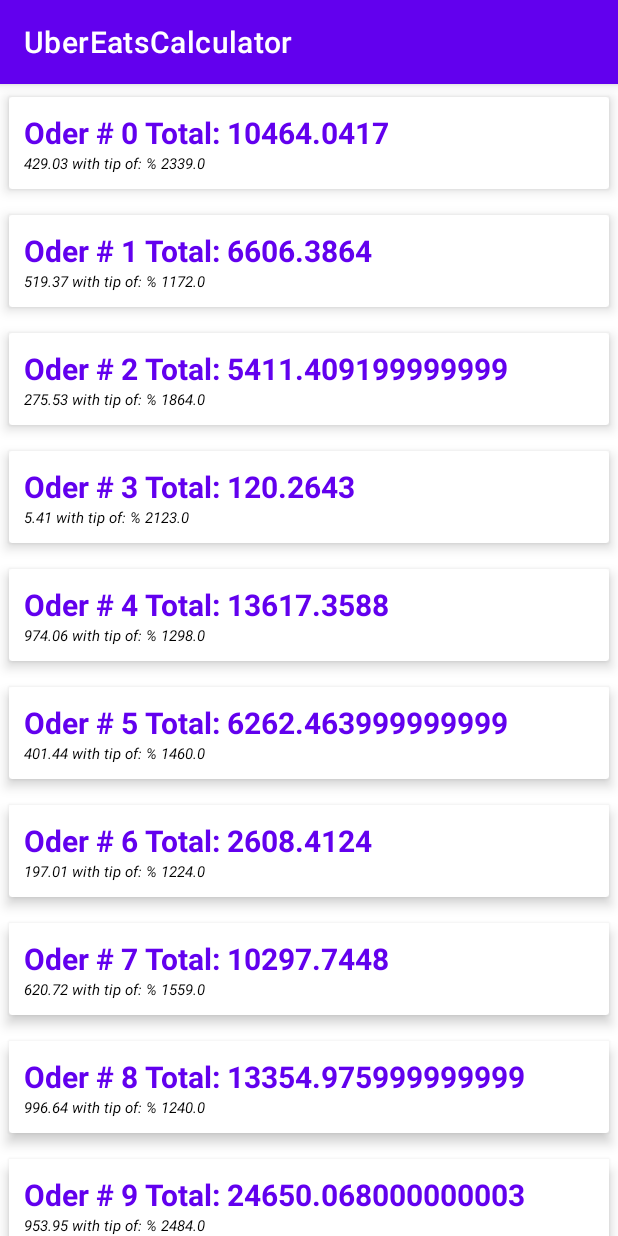
After one commit to fax117/UberEatsCalculator, an Android app: the OrdersActivity screen opened directly, with no data from a screen before it, on a phone screen of 412 x 824 dp. The commit adds this screen. Run offline under Robolectric (Android 15) with nearby library versions, the phone set to English and light mode, and no system bars; our stand-ins replace data binding.

Commit message:
Recycler View is complete!

```diff
--- a/app/build.gradle
+++ b/app/build.gradle
@@ -31,6 +31,10 @@ android {
     kotlinOptions {
         jvmTarget = '1.8'
     }
+
+    dataBinding{
+        enabled = true
+    }
 }
 
 dependencies {
--- a/app/src/main/AndroidManifest.xml
+++ b/app/src/main/AndroidManifest.xml
@@ -9,12 +9,14 @@
         android:roundIcon="@mipmap/ic_launcher_round"
         android:supportsRtl="true"
         android:theme="@style/Theme.UberEatsCalculator">
-        <activity android:name=".MainActivity"></activity>
+        <activity android:name=".OrdersActivity"></activity>
+        <activity android:name=".MainActivity" />
         <activity
             android:name=".SplashScreen"
             android:theme="@style/Theme.AppCompat.Light.NoActionBar">
             <intent-filter>
                 <action android:name="android.intent.action.MAIN" />
+
                 <category android:name="android.intent.category.LAUNCHER" />
             </intent-filter>
         </activity>
--- a/app/src/main/java/com/example/ubereatscalculator/MainActivity.kt
+++ b/app/src/main/java/com/example/ubereatscalculator/MainActivity.kt
@@ -1,8 +1,6 @@
 package com.example.ubereatscalculator
 
-import android.graphics.Color.RED
-import android.graphics.Color.red
-import android.hardware.camera2.params.RggbChannelVector.RED
+import android.content.Intent
 import androidx.appcompat.app.AppCompatActivity
 import android.os.Bundle
 import android.text.Editable
@@ -10,9 +8,7 @@ import android.text.TextWatcher
 import android.util.Log
 import android.view.View
 import kotlinx.android.synthetic.main.activity_main.*
-import java.lang.Exception
 import java.lang.Float.parseFloat
-import java.lang.NullPointerException
 
 class MainActivity : AppCompatActivity() {
     val orders = mutableListOf<OrderClass>()
@@ -20,6 +16,11 @@ class MainActivity : AppCompatActivity() {
         super.onCreate(savedInstanceState)
         setContentView(R.layout.activity_main)
         changeText()
+
+        orders_button.setOnClickListener {
+            val intento = Intent(this, OrdersActivity::class.java)
+            startActivity(intento)
+        }
     }
 
     fun onclick0(view: View) {
@@ -78,7 +79,6 @@ class MainActivity : AppCompatActivity() {
         orders.add(order)
         subtotal_number_field.text.clear()
         changeText()
-
         Log.d("order", "Orders: ${orders.toString()}")
     }
 }
--- /dev/null
+++ b/app/src/main/java/com/example/ubereatscalculator/Order.kt
@@ -0,0 +1,3 @@
+package com.example.ubereatscalculator
+
+data class Order(val id: Int, val subtotal: Double, val total: Double, val tip: Double )
--- /dev/null
+++ b/app/src/main/java/com/example/ubereatscalculator/OrderAdapter.kt
@@ -0,0 +1,37 @@
+package com.example.ubereatscalculator
+
+import android.view.LayoutInflater
+import android.view.View
+import android.view.ViewGroup
+import android.widget.TextView
+import androidx.recyclerview.widget.RecyclerView
+
+class OrderAdapter(private val orders: List<Order>): RecyclerView.Adapter<OrderAdapter.OrderViewHolder>() {
+    inner class OrderViewHolder(renglon: View): RecyclerView.ViewHolder(renglon){
+        var order_total = renglon.findViewById<TextView>(R.id.total)
+        var order_id = renglon.findViewById<TextView>(R.id.order_id)
+    }
+
+    // Crea el renglón
+    override fun onCreateViewHolder(parent: ViewGroup, viewType: Int): OrderViewHolder {
+        val inflater = LayoutInflater.from(parent.context)
+        val renglon_layout = inflater.inflate(R.layout.renglon_layout, parent, false)
+        return OrderViewHolder(renglon_layout)
+    }
+
+    // Asocia datos con los elementos del renglón
+    override fun onBindViewHolder(holder: OrderViewHolder, position: Int) {
+        val dato = orders[position]
+        val order_subtotal = dato.subtotal
+        val order_total = dato.total
+        val order_id = dato.id
+        val order_tip = dato.tip * 100
+        holder.order_total.text = "Oder # $order_id Total: $order_total"
+        holder.order_id.text = "$order_subtotal with tip of: % $order_tip"
+    }
+
+    // Cuantos elementos tiene la lista
+    override fun getItemCount(): Int {
+        return orders.size
+    }
+}
--- /dev/null
+++ b/app/src/main/java/com/example/ubereatscalculator/OrdersActivity.kt
@@ -0,0 +1,34 @@
+package com.example.ubereatscalculator
+
+import androidx.appcompat.app.AppCompatActivity
+import android.os.Bundle
+import androidx.recyclerview.widget.LinearLayoutManager
+
+import kotlinx.android.synthetic.main.list_orders.*
+import kotlin.random.Random
+
+class OrdersActivity : AppCompatActivity() {
+    private lateinit var orderAdapter: OrderAdapter
+    private lateinit var orders : ArrayList<Order>
+
+    override fun onCreate(savedInstanceState: Bundle?) {
+        super.onCreate(savedInstanceState)
+        setContentView(R.layout.activity_orders)
+        initRecycler()
+    }
+
+    fun initRecycler(){
+        orders = ArrayList<Order>()
+        orderAdapter = OrderAdapter(orders)
+        recycler.layoutManager = LinearLayoutManager(this)
+        recycler.adapter = orderAdapter
+        for( i in 0..30){
+            val tip = String.format( "%.2f" , Random.nextDouble()* 30 ).toDouble()
+            val subtotal = String.format( "%.2f" , Random.nextDouble()* 1000 ).toDouble()
+            val total = subtotal + subtotal * tip
+
+            val order = Order(i, subtotal, total, tip)
+            orders.add(order)
+        }
+    }
+}
--- a/app/src/main/res/layout/activity_main.xml
+++ b/app/src/main/res/layout/activity_main.xml
@@ -16,6 +16,7 @@
         android:textSize="30sp"
         app:layout_constraintBottom_toTopOf="@+id/notes_miltiline_field"
         app:layout_constraintEnd_toStartOf="@+id/guideline6"
+        app:layout_constraintHorizontal_bias="0.073"
         app:layout_constraintStart_toStartOf="@+id/guideline2"
         app:layout_constraintTop_toTopOf="parent" />
 
@@ -269,4 +270,16 @@
         android:orientation="vertical"
         app:layout_constraintGuide_begin="376dp" />
 
+    <Button
+        android:id="@+id/orders_button"
+        android:layout_width="wrap_content"
+        android:layout_height="wrap_content"
+        android:text="List Orders"
+        app:layout_constraintBottom_toTopOf="@+id/notes_miltiline_field"
+        app:layout_constraintEnd_toStartOf="@+id/guideline6"
+        app:layout_constraintHorizontal_bias="0.879"
+        app:layout_constraintStart_toEndOf="@+id/textView3"
+        app:layout_constraintTop_toTopOf="parent"
+        app:layout_constraintVertical_bias="0.571" />
+
 </androidx.constraintlayout.widget.ConstraintLayout>
--- /dev/null
+++ b/app/src/main/res/layout/activity_orders.xml
@@ -0,0 +1,16 @@
+<?xml version="1.0" encoding="utf-8"?>
+<androidx.constraintlayout.widget.ConstraintLayout xmlns:android="http://schemas.android.com/apk/res/android"
+    xmlns:app="http://schemas.android.com/apk/res-auto"
+    xmlns:tools="http://schemas.android.com/tools"
+    android:layout_width="match_parent"
+    android:layout_height="match_parent"
+    tools:context=".OrdersActivity">
+
+    <androidx.recyclerview.widget.RecyclerView
+        android:id="@+id/recycler"
+        android:layout_width="match_parent"
+        android:layout_height="match_parent"
+        tools:layout_editor_absoluteX="158dp"
+        tools:layout_editor_absoluteY="157dp"
+        tools:listitem="@layout/renglon_layout" />
+</androidx.constraintlayout.widget.ConstraintLayout>
--- /dev/null
+++ b/app/src/main/res/layout/list_orders.xml
@@ -0,0 +1,18 @@
+<?xml version="1.0" encoding="utf-8"?>
+<androidx.constraintlayout.widget.ConstraintLayout
+    xmlns:android="http://schemas.android.com/apk/res/android"
+    xmlns:app="http://schemas.android.com/apk/res-auto"
+    xmlns:tools="http://schemas.android.com/tools"
+    android:layout_width="match_parent"
+    android:layout_height="match_parent">
+
+    <androidx.recyclerview.widget.RecyclerView
+        android:id="@+id/recycler"
+        android:layout_width="match_parent"
+        android:layout_height="match_parent"
+        app:layout_constraintBottom_toBottomOf="parent"
+        app:layout_constraintEnd_toEndOf="parent"
+        app:layout_constraintStart_toStartOf="parent"
+        app:layout_constraintTop_toTopOf="parent"
+        tools:listitem="@layout/renglon_layout" />
+</androidx.constraintlayout.widget.ConstraintLayout>
--- /dev/null
+++ b/app/src/main/res/layout/renglon_layout.xml
@@ -0,0 +1,37 @@
+<?xml version="1.0" encoding="utf-8"?>
+<layout xmlns:android="http://schemas.android.com/apk/res/android"
+    xmlns:app="http://schemas.android.com/apk/res-auto">
+
+    <androidx.cardview.widget.CardView
+        app:cardElevation="5dp"
+        app:cardUseCompatPadding="true"
+        android:layout_width="match_parent"
+        android:layout_height="wrap_content">
+        <LinearLayout
+            android:orientation="horizontal"
+            android:padding="10dp"
+            android:layout_width="match_parent"
+            android:layout_height="wrap_content">
+            <LinearLayout
+                android:orientation="vertical"
+                android:layout_width="match_parent"
+                android:layout_height="wrap_content">
+                <TextView
+                    android:id="@+id/total"
+                    android:textSize="20dp"
+                    android:textStyle="bold"
+                    android:textColor="@color/purple_500"
+                    android:layout_width="match_parent"
+                    android:layout_height="wrap_content"/>
+                <TextView
+                    android:id="@+id/order_id"
+                    android:textSize="10dp"
+                    android:textStyle="italic"
+                    android:textColor="@color/black"
+                    android:layout_width="match_parent"
+                    android:layout_height="wrap_content"/>
+            </LinearLayout>
+        </LinearLayout>
+    </androidx.cardview.widget.CardView>
+
+</layout>
```
Also changed, not shown: gradle/wrapper/gradle-wrapper.properties.
